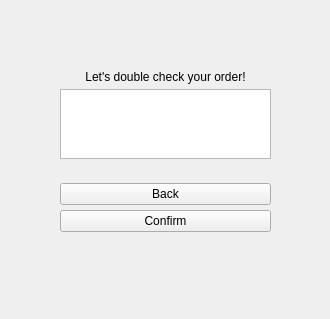
ayeshnabiha/Jualan-Donat, file cart.ui: the form before one commit.
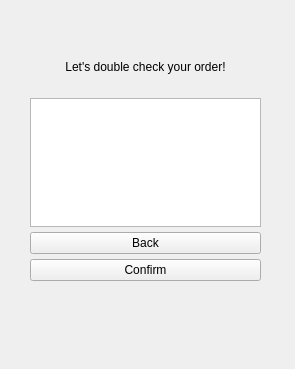
The form after the commit.

Patch:
```diff
--- a/cart.ui
+++ b/cart.ui
@@ -6,8 +6,8 @@
    <rect>
     <x>0</x>
     <y>0</y>
-    <width>330</width>
-    <height>319</height>
+    <width>295</width>
+    <height>369</height>
    </rect>
   </property>
   <property name="windowTitle">
@@ -16,18 +16,18 @@
   <widget class="QWidget" name="verticalLayoutWidget_2">
    <property name="geometry">
     <rect>
-     <x>60</x>
-     <y>70</y>
-     <width>211</width>
-     <height>140</height>
+     <x>30</x>
+     <y>60</y>
+     <width>231</width>
+     <height>221</height>
     </rect>
    </property>
-   <layout class="QVBoxLayout" name="verticalLayout_2">
+   <layout class="QVBoxLayout" name="verticalLayout_2" stretch="0,0,1,0,0">
     <property name="spacing">
      <number>5</number>
     </property>
     <property name="sizeConstraint">
-     <enum>QLayout::SizeConstraint::SetMinimumSize</enum>
+     <enum>QLayout::SizeConstraint::SetDefaultConstraint</enum>
     </property>
     <item>
      <widget class="QLabel" name="label_CartTag">
@@ -39,9 +39,6 @@
       </property>
      </widget>
     </item>
-    <item>
-     <widget class="QListWidget" name="listWidget"/>
-    </item>
     <item>
      <widget class="QLabel" name="label_Empty">
       <property name="text">
@@ -53,11 +50,20 @@
      </widget>
     </item>
     <item>
-     <layout class="QVBoxLayout" name="verticalLayout_Items">
-      <property name="spacing">
-       <number>5</number>
+     <widget class="QListWidget" name="listWidget">
+      <property name="sizePolicy">
+       <sizepolicy hsizetype="Expanding" vsizetype="Preferred">
+        <horstretch>0</horstretch>
+        <verstretch>0</verstretch>
+       </sizepolicy>
       </property>
-     </layout>
+      <property name="minimumSize">
+       <size>
+        <width>30</width>
+        <height>0</height>
+       </size>
+      </property>
+     </widget>
     </item>
     <item>
      <widget class="QPushButton" name="pushButton_Back">
```
